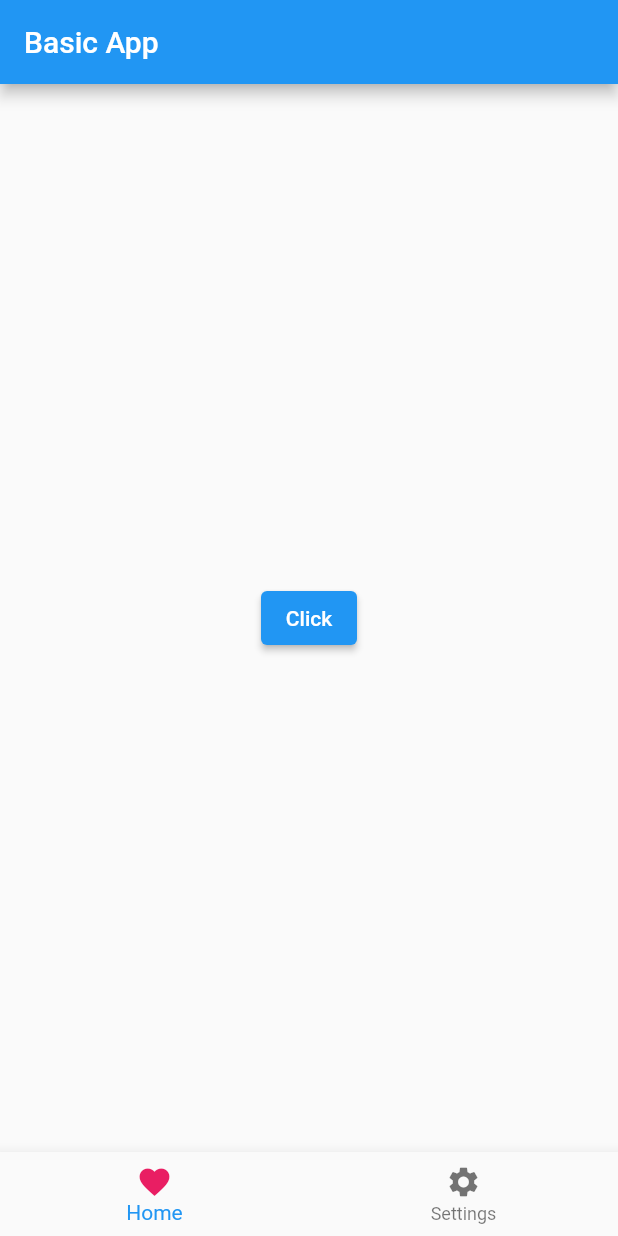
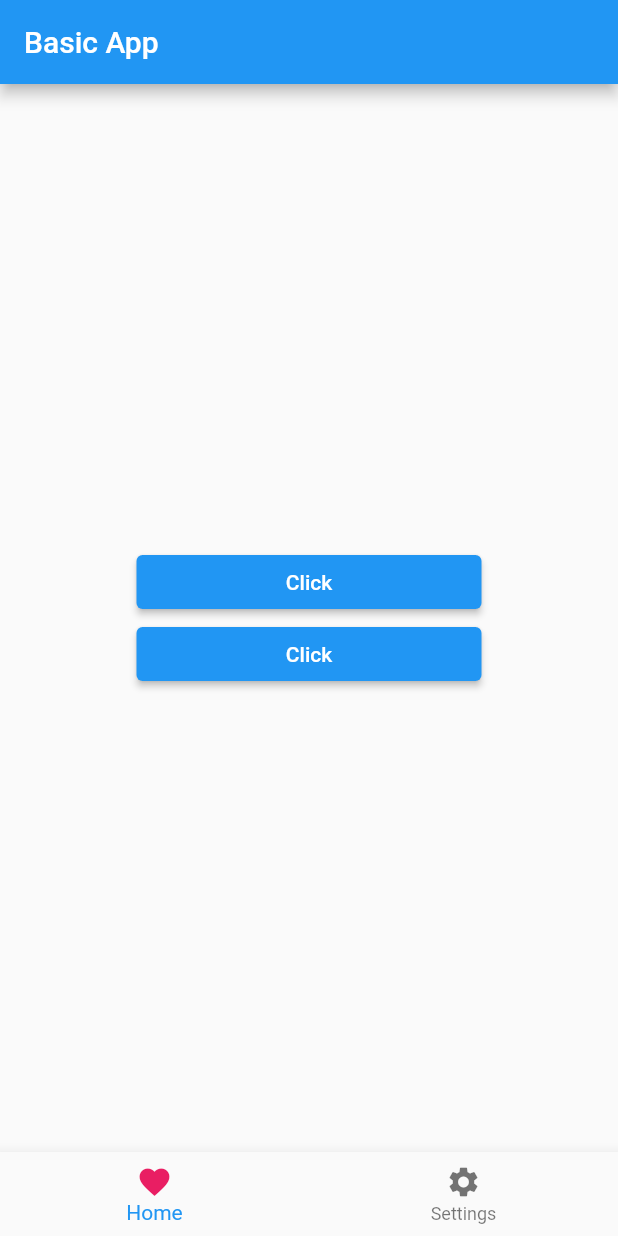
Before and after one commit to 102107738/flutterApp, a Flutter app: the screen it shows after launch, on a phone screen of 412 x 824 dp. Run offline on Flutter 3.47's test engine with Material 2 defaults, Android fonts, the phone set to English and light mode, and no system bars.

Commit message:
SizedBox, Column, MainAxisAlignment and CrossAxisAlignment

```diff
--- a/lib/main.dart
+++ b/lib/main.dart
@@ -25,6 +25,35 @@ void main() {
 
 /*child*/
 //child child property is typically used when you want to place a single widget within another widget.
+
+
+
+/*Layout Widgets*/
+//Container: A versatile widget that can be used to contain other widgets and apply various
+// visual properties like padding, margin, alignment, and background color.
+
+//Row: A widget that arranges its children widgets horizontally in a row.
+// It is useful for creating horizontal layouts and distributing space among multiple widgets.
+
+// Column: A widget that arranges its children widgets vertically in a column.
+// It is useful for creating vertical layouts and organizing content vertically.
+
+// Stack: A widget that overlays its children widgets on top of each other.
+//It allows you to position and layer widgets using absolute or relative positioning.
+
+// Expanded: A widget that expands to fill the available space within a parent widget.
+// It is often used within Row or Column widgets to distribute remaining space among its children.
+
+// Flexible: Similar to Expanded, the Flexible widget is used to distribute remaining space among its children,
+// but it provides more flexibility by allowing its children to occupy a fraction of the available space.
+
+// ListView: A scrollable widget that displays a list of children widgets.
+// It can be used to create scrolling lists or grids, both horizontally and vertically.
+
+// GridView: A scrollable widget that displays a grid of children widgets.
+// It allows you to create grid layouts with rows and columns of equal or varying sizes.
+
+
 
 
 
@@ -66,6 +95,69 @@ void main() {
 // By updating the currentIndex in the onTap callback, you can control the selected item's appearance and behavior and manage the corresponding UI changes in your Flutter app.
 
 
+/*MainAxisAlignment*/
+//MainAxisAlignment is an enumeration that is used to control the
+// alignment of child widgets along the main axis of a container.
+// It is primarily used with layout widgets such as Row and Column to determine how
+// the child widgets are positioned and distributed within the available space.
+
+// MainAxisAlignment.start: Aligns the child widgets at the start of the main axis.
+// For a horizontal axis (in a Row), it aligns the children to the left.
+// For a vertical axis (in a Column), it aligns the children to the top.
+
+// MainAxisAlignment.end: Aligns the child widgets at the end of the main axis.
+// For a horizontal axis (in a Row), it aligns the children to the right.
+// For a vertical axis (in a Column), it aligns the children to the bottom.
+
+// MainAxisAlignment.center: Centers the child widgets along the main axis.
+// It distributes the remaining space evenly before and after the children.
+
+// MainAxisAlignment.spaceBetween: Distributes the child widgets evenly along the main axis, with equal spacing between them.
+// The first and last child widgets are placed at the start and end of the container, respectively.
+
+// MainAxisAlignment.spaceAround: Distributes the child widgets evenly along the main axis,
+// with equal spacing before the first child and after the last child.
+// The remaining children have equal spacing between them.
+
+// MainAxisAlignment.spaceEvenly: Distributes the child widgets evenly along the main axis,
+// with equal spacing between them and half of that spacing
+// before the first and after the last child
+
+
+
+/*crossAxisAlignment*/
+//crossAxisAlignment is another property used to control the alignment of child widgets
+// perpendicular to the main axis in layout widgets like Row and Column.
+// It determines how the child widgets are positioned and distributed along the cross axis.
+
+
+// CrossAxisAlignment.start: Aligns the child widgets at the start of the cross axis.
+// For a horizontal axis (in a Row), it aligns the children to the top.
+// For a vertical axis (in a Column), it aligns the children to the left.
+
+// CrossAxisAlignment.end: Aligns the child widgets at the end of the cross axis.
+// For a horizontal axis (in a Row), it aligns the children to the bottom.
+// For a vertical axis (in a Column), it aligns the children to the right.
+
+// CrossAxisAlignment.center: Centers the child widgets along the cross axis.
+// It distributes the remaining space evenly above and below the children (for Row) or
+// to the left and right of the children (for Column).
+
+// CrossAxisAlignment.stretch: Stretches the child widgets along the cross axis
+// to match the extent of the container in that direction.
+// This is the default value if crossAxisAlignment is not explicitly specified.
+
+// CrossAxisAlignment.baseline: Aligns the child widgets along a baseline.
+// This option requires a common baseline to be specified for all
+// the child widgets using the textBaseline property.
+
+
+/*SizedBox*/
+//SizedBox is a widget that allows you to specify a fixed size for its child or provide empty space with a specific width and height.
+// It is particularly useful for adding padding, creating spacing between widgets,
+// or enforcing a specific size constraint.
+
+
 class MyApp extends StatefulWidget {
   const MyApp({Key? key}) : super(key: key);
 
@@ -85,7 +177,15 @@ class _MyAppState extends State<MyApp> {
           title: const Text("Basic App"),
         ),
         body: Center(
-          child: ElevatedButton(
+          child: SizedBox(
+            width: 230,
+
+          child:
+          Column(
+            mainAxisAlignment: MainAxisAlignment.center,
+            crossAxisAlignment: CrossAxisAlignment.stretch,
+            children: [
+            ElevatedButton(
               onPressed: () {
                 setState(() {
                   switch(buttonName){
@@ -100,6 +200,24 @@ class _MyAppState extends State<MyApp> {
                 });
               },
               child: Text(buttonName),
+            ),
+            ElevatedButton(
+              onPressed: () {
+                setState(() {
+                  switch(buttonName){
+                    case "Click":
+                      buttonName = "Press";
+                      break;
+                    case "Press":
+                      buttonName = "Click";
+                      break;
+                  }
+
+                });
+              },
+              child: Text(buttonName),
+            )
+          ],)
         ),
     ),
         bottomNavigationBar: BottomNavigationBar(
```
Lines whose indentation alone changed are shown as unchanged.
